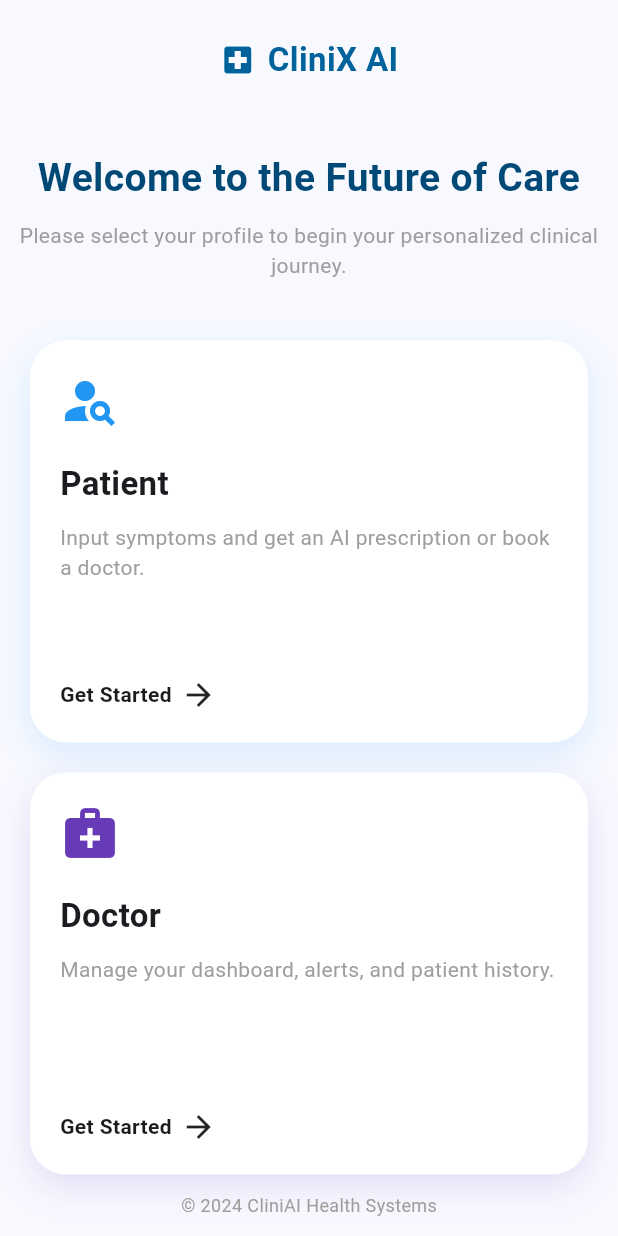
After one commit to sayligadgil/clinixAI, a Flutter app: the UserSelectionScreen screen opened directly, on a phone screen of 412 x 824 dp. The commit adds this screen. Run offline on Flutter 3.47's test engine with Material 3 defaults, Android fonts, the light colour scheme and no system bars.

Commit message:
Organised the files into folders

```diff
--- a/lib/clinix_splash_screen.dart
+++ b/lib/frontend/Patient Interface/clinix_splash_screen.dart
@@ -200,3 +200,39 @@ class CliniXSplashScreen extends StatelessWidget {
     );
   }
 }
+import 'dart:async';
+import 'package:flutter/material.dart';
+import 'user_selection_screen.dart';
+
+class SplashScreen extends StatefulWidget {
+  const SplashScreen({super.key});
+
+  @override
+  State<SplashScreen> createState() => _SplashScreenState();
+}
+
+class _SplashScreenState extends State<SplashScreen> {
+
+  @override
+  void initState() {
+    super.initState();
+
+    Timer(const Duration(seconds: 3), () {
+      Navigator.pushReplacement(
+        context,
+        MaterialPageRoute(
+          builder: (context) => const UserSelectionScreen(),
+        ),
+      );
+    });
+  }
+
+  @override
+  Widget build(BuildContext context) {
+    return const Scaffold(
+      body: Center(
+        child: Text("ClinixAI Splash Screen"),
+      ),
+    );
+  }
+}
--- /dev/null
+++ b/lib/frontend/Patient Interface/user_selection_screen.dart
@@ -0,0 +1,163 @@
+import 'package:flutter/material.dart';
+
+class UserSelectionScreen extends StatelessWidget {
+  const UserSelectionScreen({super.key});
+
+  @override
+  Widget build(BuildContext context) {
+    return Scaffold(
+      backgroundColor: const Color(0xFFF8F9FF),
+      body: SafeArea(
+        child: Column(
+          children: [
+            // 🔹 Header
+            Container(
+              height: 80,
+              alignment: Alignment.center,
+              child: Row(
+                mainAxisAlignment: MainAxisAlignment.center,
+                children: [
+                  const Icon(Icons.local_hospital, color: Color(0xFF00629B)),
+                  const SizedBox(width: 8),
+                  const Text(
+                    "CliniX AI",
+                    style: TextStyle(
+                      fontSize: 22,
+                      fontWeight: FontWeight.bold,
+                      color: Color(0xFF00629B),
+                    ),
+                  ),
+                ],
+              ),
+            ),
+
+            // 🔹 Title
+            const SizedBox(height: 20),
+            const Text(
+              "Welcome to the Future of Care",
+              textAlign: TextAlign.center,
+              style: TextStyle(
+                fontSize: 26,
+                fontWeight: FontWeight.bold,
+                color: Color(0xFF004976),
+              ),
+            ),
+
+            const SizedBox(height: 10),
+            const Text(
+              "Please select your profile to begin your personalized clinical journey.",
+              textAlign: TextAlign.center,
+              style: TextStyle(color: Colors.grey),
+            ),
+
+            const SizedBox(height: 40),
+
+            // 🔹 Cards
+            Expanded(
+              child: Padding(
+                padding: const EdgeInsets.symmetric(horizontal: 20),
+                child: Column(
+                  children: [
+                    // Patient Card
+                    Expanded(
+                      child: _buildCard(
+                        context,
+                        title: "Patient",
+                        description:
+                        "Input symptoms and get an AI prescription or book a doctor.",
+                        icon: Icons.person_search,
+                        color: Colors.blue,
+                      ),
+                    ),
+
+                    const SizedBox(height: 20),
+
+                    // Doctor Card
+                    Expanded(
+                      child: _buildCard(
+                        context,
+                        title: "Doctor",
+                        description:
+                        "Manage your dashboard, alerts, and patient history.",
+                        icon: Icons.medical_services,
+                        color: Colors.deepPurple,
+                      ),
+                    ),
+                  ],
+                ),
+              ),
+            ),
+
+            // 🔹 Footer
+            const Padding(
+              padding: EdgeInsets.all(12),
+              child: Text(
+                "© 2024 CliniAI Health Systems",
+                style: TextStyle(fontSize: 12, color: Colors.grey),
+              ),
+            )
+          ],
+        ),
+      ),
+    );
+  }
+
+  Widget _buildCard(
+      BuildContext context, {
+        required String title,
+        required String description,
+        required IconData icon,
+        required Color color,
+      }) {
+    return InkWell(
+      onTap: () {
+        // TODO: Navigate
+      },
+      child: Container(
+        width: double.infinity,
+        padding: const EdgeInsets.all(20),
+        decoration: BoxDecoration(
+          color: Colors.white,
+          borderRadius: BorderRadius.circular(24),
+          boxShadow: [
+            BoxShadow(
+              color: color.withOpacity(0.15),
+              blurRadius: 20,
+              offset: const Offset(0, 8),
+            )
+          ],
+        ),
+        child: Column(
+          crossAxisAlignment: CrossAxisAlignment.start,
+          children: [
+            Icon(icon, size: 40, color: color),
+            const SizedBox(height: 20),
+            Text(
+              title,
+              style: const TextStyle(
+                fontSize: 22,
+                fontWeight: FontWeight.bold,
+              ),
+            ),
+            const SizedBox(height: 10),
+            Text(
+              description,
+              style: const TextStyle(color: Colors.grey),
+            ),
+            const Spacer(),
+            Row(
+              children: const [
+                Text(
+                  "Get Started",
+                  style: TextStyle(fontWeight: FontWeight.bold),
+                ),
+                SizedBox(width: 6),
+                Icon(Icons.arrow_forward),
+              ],
+            )
+          ],
+        ),
+      ),
+    );
+  }
+}
```
Also changed, not shown: lib/frontend/Patient Interface/main.dart (line endings or trailing spaces).
